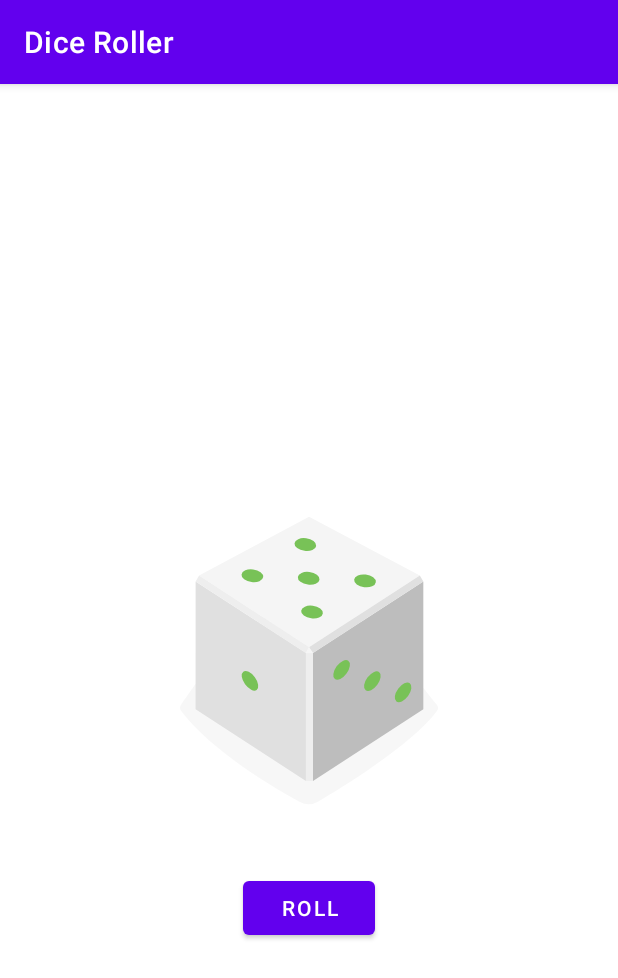
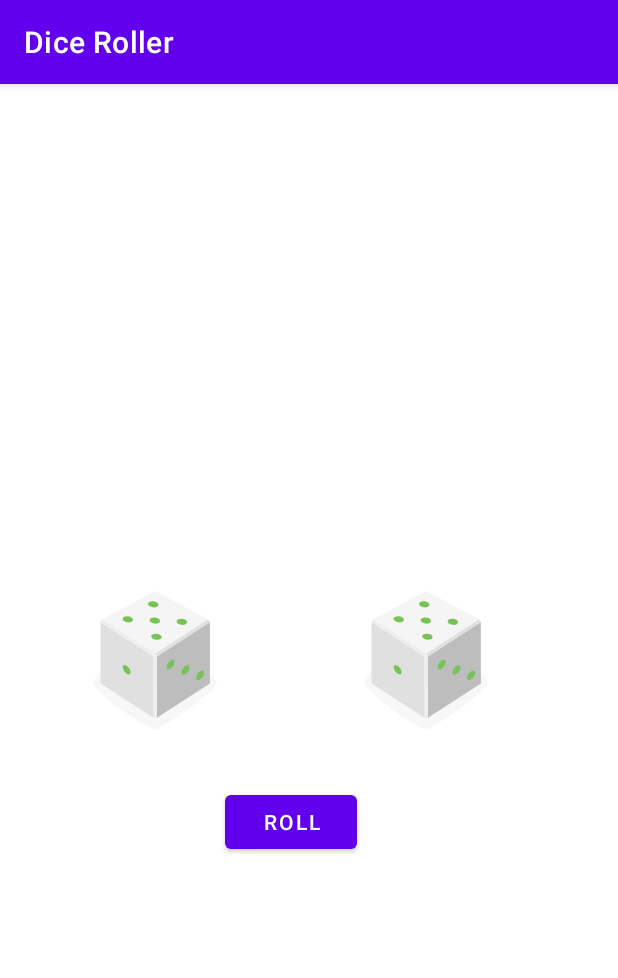
Before and after one commit to Nchekwube1/dice_game, an Android app: the screen it shows after launch (MainActivity), after a tap on "ROLL", on a phone screen of 412 x 824 dp. Shown: the top 978 px of the screen. Run offline under Robolectric (Android 15) with nearby library versions, the phone set to English and light mode, and no system bars.

Commit message:
added second randow dice image view

```diff
--- a/app/build.gradle
+++ b/app/build.gradle
@@ -14,7 +14,6 @@ android {
         versionName "1.0"
 
         testInstrumentationRunner "androidx.test.runner.AndroidJUnitRunner"
-        vectorDrawables.useSupportLibrary = true
     }
 
     buildTypes {
--- a/app/src/main/java/com/example/googlecodelab/MainActivity.kt
+++ b/app/src/main/java/com/example/googlecodelab/MainActivity.kt
@@ -8,18 +8,32 @@ import android.widget.ImageView
 
 class MainActivity : AppCompatActivity() {
             private lateinit var diceImage: ImageView
+            private lateinit var diceImage2: ImageView
 
             override fun onCreate(savedInstanceState: Bundle?) {
                         super.onCreate(savedInstanceState)
                         setContentView(R.layout.activity_main)
 
+                        diceImage = findViewById(R.id.iv_diceImage)
+                        diceImage2 = findViewById(R.id.iv_diceImage2)
                         val btnRoll: Button = findViewById(R.id.btn_roll)
                         btnRoll.setOnClickListener { rollDice() }
+
             }
 
             private fun rollDice() {
-                        diceImage = findViewById(R.id.iv_diceImage)
+//                        diceImage2 = findViewById(R.id.iv)
                         val drawableResource =  when((1..6).random()){
+                                 1 -> R.drawable.dice_1
+                                 2 ->  R.drawable.dice_2
+                                 3 -> R.drawable.dice_3
+                                 4 -> R.drawable.dice_4
+                                 5 -> R.drawable.dice_5
+                                 6 -> R.drawable.dice_6
+                                 else-> R.drawable.empty_dice
+
+                        }
+                        val drawableResource2 =  when((1..6).random()){
                                  1 -> R.drawable.dice_1
                                  2 ->  R.drawable.dice_2
                                  3 -> R.drawable.dice_3
@@ -31,6 +45,7 @@ class MainActivity : AppCompatActivity() {
                         }
 
                         diceImage.setImageResource(drawableResource)
+                        diceImage2.setImageResource(drawableResource2)
             }
 
 }
--- a/app/src/main/res/layout/activity_main.xml
+++ b/app/src/main/res/layout/activity_main.xml
@@ -4,26 +4,39 @@
     xmlns:tools="http://schemas.android.com/tools"
     android:layout_width="match_parent"
     android:layout_height="match_parent"
+    android:padding="20dp"
     tools:context=".MainActivity">
 
     <Button
         android:id="@+id/btn_roll"
         android:layout_width="wrap_content"
         android:layout_height="wrap_content"
-        android:layout_marginTop="16dp"
+        android:layout_marginTop="24dp"
         android:text="@string/roll_label"
-        app:layout_constraintEnd_toEndOf="@+id/iv_diceImage"
+        app:layout_constraintEnd_toEndOf="@+id/iv_diceImage2"
         app:layout_constraintStart_toStartOf="@+id/iv_diceImage"
-        app:layout_constraintTop_toBottomOf="@+id/iv_diceImage" />
+        app:layout_constraintTop_toBottomOf="@+id/iv_diceImage2" />
 
     <ImageView
         android:id="@+id/iv_diceImage"
-        android:layout_width="wrap_content"
-        android:layout_height="wrap_content"
+        android:layout_width="120dp"
+        android:layout_height="120dp"
+        android:contentDescription="@string/add"
+        app:layout_constraintBottom_toBottomOf="parent"
+        app:layout_constraintEnd_toStartOf="@+id/iv_diceImage2"
+        app:layout_constraintHorizontal_bias="0.278"
+        app:layout_constraintStart_toStartOf="parent"
+        app:layout_constraintTop_toTopOf="parent"
+        app:srcCompat="@drawable/empty_dice" />
+
+    <ImageView
+        android:id="@+id/iv_diceImage2"
+        android:layout_width="120dp"
+        android:layout_height="120dp"
+        android:layout_marginEnd="48dp"
+        android:contentDescription="@string/add"
         app:layout_constraintBottom_toBottomOf="parent"
         app:layout_constraintEnd_toEndOf="parent"
-        app:layout_constraintStart_toStartOf="parent"
-        android:contentDescription="@string/add"
         app:layout_constraintTop_toTopOf="parent"
         app:srcCompat="@drawable/empty_dice" />
 
```
